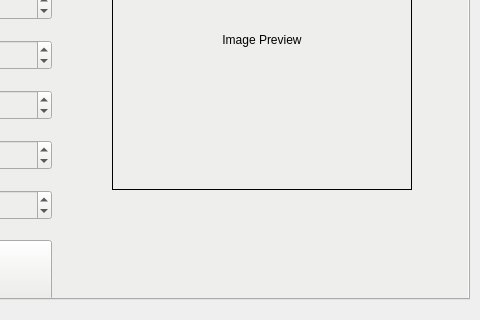
First picture: the form in src/dobot_control_panel/resource/DobotControlPanel_layout.ui, repository anthonych-l/dobot_magician, before the edit; both pictures show x 270 to 750 and y 280 to 600 of the 750 by 600 pixel window.
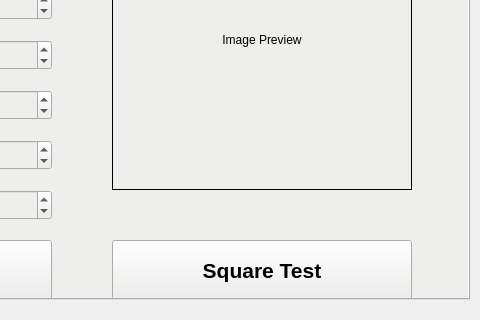
Second picture: the form after the edit. The open tabs and pages were chosen to show the change. Icons and pictures are not drawn.

Diff of the .ui file:
```diff
--- a/src/dobot_control_panel/resource/DobotControlPanel_layout.ui
+++ b/src/dobot_control_panel/resource/DobotControlPanel_layout.ui
@@ -2599,6 +2599,26 @@
        <string>Start Engraving</string>
       </property>
      </widget>
+     <widget class="QPushButton" name="SquareTestButton">
+      <property name="geometry">
+       <rect>
+        <x>380</x>
+        <y>490</y>
+        <width>300</width>
+        <height>60</height>
+       </rect>
+      </property>
+      <property name="font">
+       <font>
+        <pointsize>16</pointsize>
+        <weight>75</weight>
+        <bold>true</bold>
+       </font>
+      </property>
+      <property name="text">
+       <string>Square Test</string>
+      </property>
+     </widget>
      <widget class="QLabel" name="PreviewImageLabel">
       <property name="geometry">
        <rect>
```
